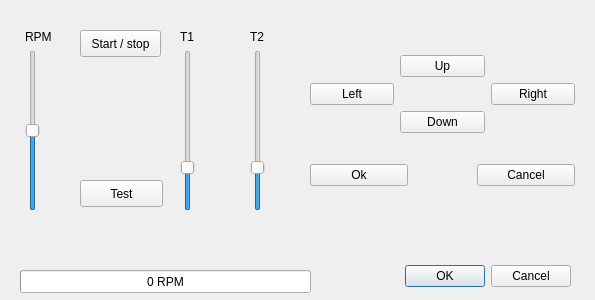
Qt form uc_projets/openchrono/gui_qt/openchrono/ui/testwin.ui (BackupTheBerlios/openphysic-svn) before a commit.
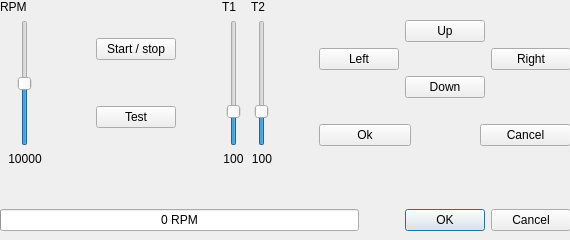
The same form after that commit.

The edit to the form file:
```diff
--- a/uc_projets/openchrono/gui_qt/openchrono/ui/testwin.ui
+++ b/uc_projets/openchrono/gui_qt/openchrono/ui/testwin.ui
@@ -5,25 +5,49 @@
    <rect>
     <x>0</x>
     <y>0</y>
-    <width>595</width>
-    <height>300</height>
+    <width>570</width>
+    <height>240</height>
    </rect>
   </property>
   <property name="windowTitle" >
    <string>Test window for OpenChrono</string>
   </property>
-  <widget class="QWidget" name="verticalLayout" >
+  <widget class="QWidget" name="" >
    <property name="geometry" >
     <rect>
-     <x>25</x>
-     <y>30</y>
-     <width>41</width>
-     <height>181</height>
+     <x>0</x>
+     <y>0</y>
+     <width>571</width>
+     <height>231</height>
     </rect>
    </property>
    <layout class="QVBoxLayout" >
     <property name="margin" >
-     <number>-1</number>
+     <number>0</number>
+    </property>
+    <property name="spacing" >
+     <number>6</number>
+    </property>
+    <item>
+     <layout class="QHBoxLayout" >
+      <property name="margin" >
+       <number>0</number>
+      </property>
+      <property name="spacing" >
+       <number>6</number>
+      </property>
+      <item>
+       <layout class="QVBoxLayout" >
+        <property name="margin" >
+         <number>0</number>
+        </property>
+        <property name="spacing" >
+         <number>6</number>
+        </property>
+        <item>
+         <layout class="QVBoxLayout" >
+          <property name="margin" >
+           <number>0</number>
     </property>
     <property name="spacing" >
      <number>6</number>
@@ -37,6 +61,14 @@
     </item>
     <item>
      <widget class="QSlider" name="SliderRPM" >
+            <property name="sizePolicy" >
+             <sizepolicy>
+              <hsizetype>1</hsizetype>
+              <vsizetype>7</vsizetype>
+              <horstretch>0</horstretch>
+              <verstretch>0</verstretch>
+             </sizepolicy>
+            </property>
       <property name="maximum" >
        <number>20000</number>
       </property>
@@ -55,171 +87,302 @@
      </widget>
     </item>
    </layout>
-  </widget>
-  <widget class="QWidget" name="verticalLayout_3" >
-   <property name="geometry" >
-    <rect>
-     <x>250</x>
-     <y>30</y>
-     <width>31</width>
-     <height>181</height>
-    </rect>
-   </property>
-   <layout class="QVBoxLayout" >
-    <property name="margin" >
-     <number>-1</number>
-    </property>
-    <property name="spacing" >
-     <number>6</number>
-    </property>
-    <item>
-     <widget class="QLabel" name="label_3" >
-      <property name="text" >
-       <string>T2</string>
-      </property>
-     </widget>
     </item>
     <item>
-     <widget class="QSlider" name="SliderTemp2" >
-      <property name="maximum" >
-       <number>200</number>
-      </property>
-      <property name="singleStep" >
-       <number>1</number>
-      </property>
-      <property name="pageStep" >
-       <number>10</number>
-      </property>
-      <property name="value" >
-       <number>49</number>
-      </property>
-      <property name="orientation" >
-       <enum>Qt::Vertical</enum>
-      </property>
-     </widget>
-    </item>
-   </layout>
-  </widget>
-  <widget class="QWidget" name="verticalLayout_2" >
-   <property name="geometry" >
-    <rect>
-     <x>180</x>
-     <y>30</y>
-     <width>31</width>
-     <height>181</height>
-    </rect>
-   </property>
-   <layout class="QVBoxLayout" >
-    <property name="margin" >
-     <number>-1</number>
-    </property>
-    <property name="spacing" >
-     <number>6</number>
-    </property>
-    <item>
-     <widget class="QLabel" name="label_2" >
+         <widget class="QLabel" name="lblRPM" >
+          <property name="sizePolicy" >
+           <sizepolicy>
+            <hsizetype>1</hsizetype>
+            <vsizetype>5</vsizetype>
+            <horstretch>0</horstretch>
+            <verstretch>0</verstretch>
+           </sizepolicy>
+          </property>
+          <property name="minimumSize" >
+           <size>
+            <width>50</width>
+            <height>0</height>
+           </size>
+          </property>
       <property name="text" >
-       <string>T1</string>
-      </property>
-     </widget>
-    </item>
-    <item>
-     <widget class="QSlider" name="SliderTemp1" >
-      <property name="maximum" >
-       <number>200</number>
-      </property>
-      <property name="singleStep" >
-       <number>1</number>
-      </property>
-      <property name="pageStep" >
-       <number>10</number>
-      </property>
-      <property name="value" >
-       <number>49</number>
-      </property>
-      <property name="orientation" >
-       <enum>Qt::Vertical</enum>
-      </property>
-     </widget>
-    </item>
-   </layout>
-  </widget>
-  <widget class="QProgressBar" name="progressBar" >
-   <property name="geometry" >
-    <rect>
-     <x>20</x>
-     <y>270</y>
-     <width>291</width>
-     <height>23</height>
-    </rect>
-   </property>
-   <property name="maximum" >
-    <number>20000</number>
-   </property>
-   <property name="value" >
-    <number>0</number>
+           <string>10000</string>
    </property>
    <property name="alignment" >
-    <set>Qt::AlignHCenter</set>
-   </property>
+           <set>Qt::AlignCenter</set>
+          </property>
+         </widget>
+        </item>
+       </layout>
+      </item>
+      <item>
+       <spacer>
    <property name="orientation" >
     <enum>Qt::Horizontal</enum>
    </property>
-   <property name="format" >
-    <string>%v RPM</string>
-   </property>
-  </widget>
+        <property name="sizeType" >
+         <enum>QSizePolicy::Maximum</enum>
+        </property>
+        <property name="sizeHint" >
+         <size>
+          <width>40</width>
+          <height>20</height>
+         </size>
+        </property>
+       </spacer>
+      </item>
+      <item>
+       <layout class="QVBoxLayout" >
+        <property name="margin" >
+         <number>0</number>
+        </property>
+        <property name="spacing" >
+         <number>6</number>
+        </property>
+        <item>
+         <spacer>
+          <property name="orientation" >
+           <enum>Qt::Vertical</enum>
+          </property>
+          <property name="sizeType" >
+           <enum>QSizePolicy::Maximum</enum>
+          </property>
+          <property name="sizeHint" >
+           <size>
+            <width>20</width>
+            <height>40</height>
+           </size>
+          </property>
+         </spacer>
+        </item>
+        <item>
   <widget class="QPushButton" name="StartStop" >
-   <property name="geometry" >
-    <rect>
-     <x>80</x>
-     <y>30</y>
-     <width>81</width>
-     <height>27</height>
-    </rect>
+          <property name="sizePolicy" >
+           <sizepolicy>
+            <hsizetype>4</hsizetype>
+            <vsizetype>0</vsizetype>
+            <horstretch>0</horstretch>
+            <verstretch>0</verstretch>
+           </sizepolicy>
    </property>
    <property name="text" >
     <string>Start / stop</string>
    </property>
   </widget>
+        </item>
+        <item>
+         <spacer>
+          <property name="orientation" >
+           <enum>Qt::Vertical</enum>
+          </property>
+          <property name="sizeType" >
+           <enum>QSizePolicy::Minimum</enum>
+          </property>
+          <property name="sizeHint" >
+           <size>
+            <width>20</width>
+            <height>40</height>
+           </size>
+          </property>
+         </spacer>
+        </item>
+        <item>
   <widget class="QPushButton" name="butTest" >
-   <property name="geometry" >
-    <rect>
-     <x>80</x>
-     <y>180</y>
-     <width>83</width>
-     <height>27</height>
-    </rect>
-   </property>
    <property name="text" >
     <string>Test</string>
    </property>
   </widget>
-  <widget class="QDialogButtonBox" name="buttonBox" >
-   <property name="geometry" >
-    <rect>
-     <x>360</x>
-     <y>260</y>
-     <width>211</width>
-     <height>32</height>
-    </rect>
-   </property>
+        </item>
+        <item>
+         <spacer>
+          <property name="orientation" >
+           <enum>Qt::Vertical</enum>
+          </property>
+          <property name="sizeType" >
+           <enum>QSizePolicy::Maximum</enum>
+          </property>
+          <property name="sizeHint" >
+           <size>
+            <width>20</width>
+            <height>40</height>
+           </size>
+          </property>
+         </spacer>
+        </item>
+       </layout>
+      </item>
+      <item>
+       <spacer>
    <property name="orientation" >
     <enum>Qt::Horizontal</enum>
    </property>
-   <property name="standardButtons" >
-    <set>QDialogButtonBox::Cancel|QDialogButtonBox::NoButton|QDialogButtonBox::Ok</set>
-   </property>
-  </widget>
-  <widget class="QWidget" name="verticalLayout_4" >
-   <property name="geometry" >
-    <rect>
-     <x>310</x>
-     <y>30</y>
-     <width>265</width>
-     <height>181</height>
-    </rect>
-   </property>
+        <property name="sizeType" >
+         <enum>QSizePolicy::Maximum</enum>
+        </property>
+        <property name="sizeHint" >
+         <size>
+          <width>40</width>
+          <height>20</height>
+         </size>
+        </property>
+       </spacer>
+      </item>
+      <item>
+       <layout class="QVBoxLayout" >
+        <property name="margin" >
+         <number>0</number>
+        </property>
+        <property name="spacing" >
+         <number>6</number>
+        </property>
+        <item>
+         <layout class="QVBoxLayout" >
+          <property name="margin" >
+           <number>-1</number>
+          </property>
+          <property name="spacing" >
+           <number>6</number>
+          </property>
+          <item>
+           <widget class="QLabel" name="label_2" >
+            <property name="text" >
+             <string>T1</string>
+            </property>
+           </widget>
+          </item>
+          <item>
+           <widget class="QSlider" name="SliderTemp1" >
+            <property name="sizePolicy" >
+             <sizepolicy>
+              <hsizetype>1</hsizetype>
+              <vsizetype>7</vsizetype>
+              <horstretch>0</horstretch>
+              <verstretch>0</verstretch>
+             </sizepolicy>
+            </property>
+            <property name="maximum" >
+             <number>200</number>
+            </property>
+            <property name="singleStep" >
+             <number>1</number>
+            </property>
+            <property name="pageStep" >
+             <number>10</number>
+            </property>
+            <property name="value" >
+             <number>49</number>
+            </property>
+            <property name="orientation" >
+             <enum>Qt::Vertical</enum>
+            </property>
+           </widget>
+          </item>
+         </layout>
+        </item>
+        <item>
+         <widget class="QLabel" name="lblT1" >
+          <property name="minimumSize" >
+           <size>
+            <width>20</width>
+            <height>0</height>
+           </size>
+          </property>
+          <property name="text" >
+           <string>100</string>
+          </property>
+          <property name="alignment" >
+           <set>Qt::AlignCenter</set>
+          </property>
+         </widget>
+        </item>
+       </layout>
+      </item>
+      <item>
+       <layout class="QVBoxLayout" >
+        <property name="margin" >
+         <number>0</number>
+        </property>
+        <property name="spacing" >
+         <number>6</number>
+        </property>
+        <item>
+         <layout class="QVBoxLayout" >
+          <property name="margin" >
+           <number>-1</number>
+          </property>
+          <property name="spacing" >
+           <number>6</number>
+          </property>
+          <item>
+           <widget class="QLabel" name="label_3" >
+            <property name="text" >
+             <string>T2</string>
+            </property>
+           </widget>
+          </item>
+          <item>
+           <widget class="QSlider" name="SliderTemp2" >
+            <property name="sizePolicy" >
+             <sizepolicy>
+              <hsizetype>1</hsizetype>
+              <vsizetype>7</vsizetype>
+              <horstretch>0</horstretch>
+              <verstretch>0</verstretch>
+             </sizepolicy>
+            </property>
+            <property name="maximum" >
+             <number>200</number>
+            </property>
+            <property name="singleStep" >
+             <number>1</number>
+            </property>
+            <property name="pageStep" >
+             <number>10</number>
+            </property>
+            <property name="value" >
+             <number>49</number>
+            </property>
+            <property name="orientation" >
+             <enum>Qt::Vertical</enum>
+            </property>
+           </widget>
+          </item>
+         </layout>
+        </item>
+        <item>
+         <widget class="QLabel" name="lblT2" >
+          <property name="minimumSize" >
+           <size>
+            <width>20</width>
+            <height>0</height>
+           </size>
+          </property>
+          <property name="text" >
+           <string>100</string>
+          </property>
+          <property name="alignment" >
+           <set>Qt::AlignCenter</set>
+          </property>
+         </widget>
+        </item>
+       </layout>
+      </item>
+      <item>
+       <spacer>
+        <property name="orientation" >
+         <enum>Qt::Horizontal</enum>
+        </property>
+        <property name="sizeType" >
+         <enum>QSizePolicy::Maximum</enum>
+        </property>
+        <property name="sizeHint" >
+         <size>
+          <width>40</width>
+          <height>20</height>
+         </size>
+        </property>
+       </spacer>
+      </item>
+      <item>
    <layout class="QVBoxLayout" >
     <property name="margin" >
      <number>0</number>
@@ -235,20 +398,6 @@
       <property name="spacing" >
        <number>6</number>
       </property>
-      <item row="2" column="1" >
-       <widget class="QPushButton" name="butDown" >
-        <property name="text" >
-         <string>Down</string>
-        </property>
-       </widget>
-      </item>
-      <item row="1" column="0" >
-       <widget class="QPushButton" name="butLeft" >
-        <property name="text" >
-         <string>Left</string>
-        </property>
-       </widget>
-      </item>
       <item row="1" column="2" >
        <widget class="QPushButton" name="butRight" >
         <property name="text" >
@@ -256,6 +405,20 @@
         </property>
        </widget>
       </item>
+          <item row="1" column="0" >
+           <widget class="QPushButton" name="butLeft" >
+            <property name="text" >
+             <string>Left</string>
+            </property>
+           </widget>
+          </item>
+          <item row="2" column="1" >
+           <widget class="QPushButton" name="butDown" >
+            <property name="text" >
+             <string>Down</string>
+            </property>
+           </widget>
+          </item>
       <item row="0" column="1" >
        <widget class="QPushButton" name="butUp" >
         <property name="text" >
@@ -286,7 +449,7 @@
          <enum>Qt::Horizontal</enum>
         </property>
         <property name="sizeType" >
-         <enum>QSizePolicy::Ignored</enum>
+             <enum>QSizePolicy::Minimum</enum>
         </property>
         <property name="sizeHint" >
          <size>
@@ -306,45 +469,89 @@
      </layout>
     </item>
    </layout>
-  </widget>
-  <widget class="QLabel" name="lblT2" >
-   <property name="geometry" >
-    <rect>
-     <x>240</x>
-     <y>210</y>
-     <width>51</width>
-     <height>20</height>
-    </rect>
-   </property>
-   <property name="text" >
-    <string/>
-   </property>
-  </widget>
-  <widget class="QLabel" name="lblT1" >
-   <property name="geometry" >
-    <rect>
-     <x>170</x>
-     <y>210</y>
-     <width>51</width>
-     <height>20</height>
-    </rect>
-   </property>
-   <property name="text" >
-    <string/>
-   </property>
-  </widget>
-  <widget class="QLabel" name="lblRPM" >
-   <property name="geometry" >
-    <rect>
-     <x>20</x>
-     <y>210</y>
-     <width>51</width>
+      </item>
+     </layout>
+    </item>
+    <item>
+     <spacer>
+      <property name="orientation" >
+       <enum>Qt::Vertical</enum>
+      </property>
+      <property name="sizeType" >
+       <enum>QSizePolicy::Maximum</enum>
+      </property>
+      <property name="sizeHint" >
+       <size>
+        <width>20</width>
+        <height>40</height>
+       </size>
+      </property>
+     </spacer>
+    </item>
+    <item>
+     <layout class="QHBoxLayout" >
+      <property name="margin" >
+       <number>0</number>
+      </property>
+      <property name="spacing" >
+       <number>6</number>
+      </property>
+      <item>
+       <widget class="QProgressBar" name="progressBar" >
+        <property name="maximum" >
+         <number>20000</number>
+        </property>
+        <property name="value" >
+         <number>0</number>
+        </property>
+        <property name="alignment" >
+         <set>Qt::AlignHCenter</set>
+        </property>
+        <property name="orientation" >
+         <enum>Qt::Horizontal</enum>
+        </property>
+        <property name="format" >
+         <string>%v RPM</string>
+        </property>
+       </widget>
+      </item>
+      <item>
+       <spacer>
+        <property name="orientation" >
+         <enum>Qt::Horizontal</enum>
+        </property>
+        <property name="sizeType" >
+         <enum>QSizePolicy::Maximum</enum>
+        </property>
+        <property name="sizeHint" >
+         <size>
+          <width>40</width>
      <height>20</height>
-    </rect>
-   </property>
-   <property name="text" >
-    <string/>
-   </property>
+         </size>
+        </property>
+       </spacer>
+      </item>
+      <item>
+       <widget class="QDialogButtonBox" name="buttonBox" >
+        <property name="sizePolicy" >
+         <sizepolicy>
+          <hsizetype>4</hsizetype>
+          <vsizetype>0</vsizetype>
+          <horstretch>0</horstretch>
+          <verstretch>0</verstretch>
+         </sizepolicy>
+        </property>
+        <property name="orientation" >
+         <enum>Qt::Horizontal</enum>
+        </property>
+        <property name="standardButtons" >
+         <set>QDialogButtonBox::Cancel|QDialogButtonBox::NoButton|QDialogButtonBox::Ok</set>
+        </property>
+       </widget>
+      </item>
+     </layout>
+    </item>
+   </layout>
   </widget>
  </widget>
  <tabstops>
```
Left out of the diff: 32 changed lines with no effect on the pictures. Lines whose indentation alone changed are shown as unchanged.
